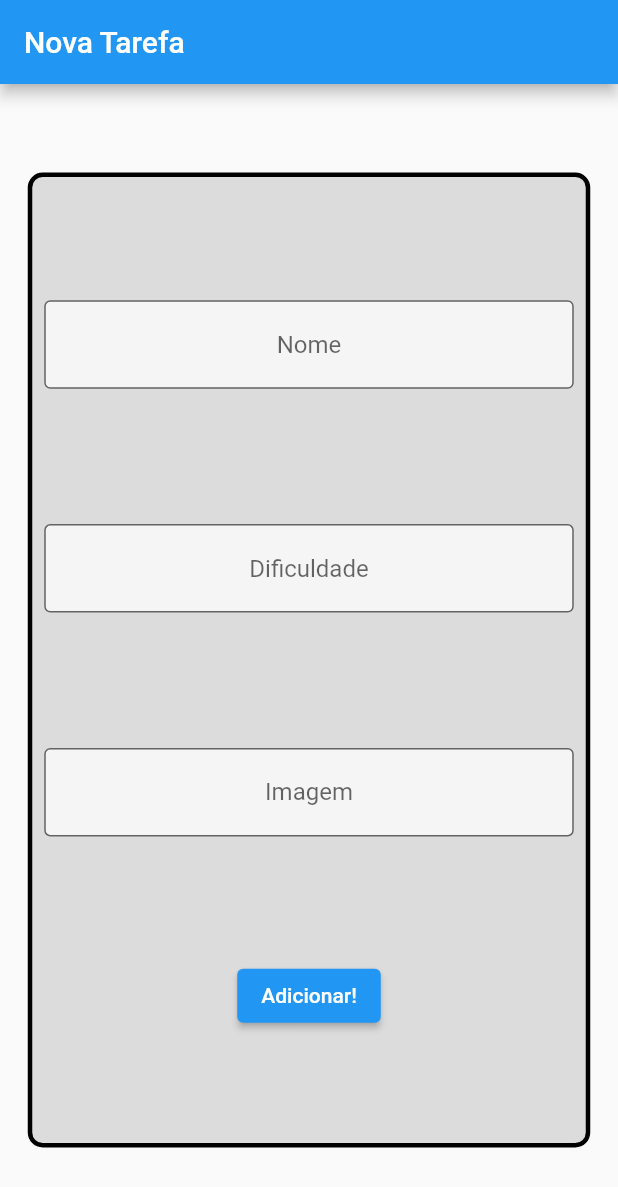
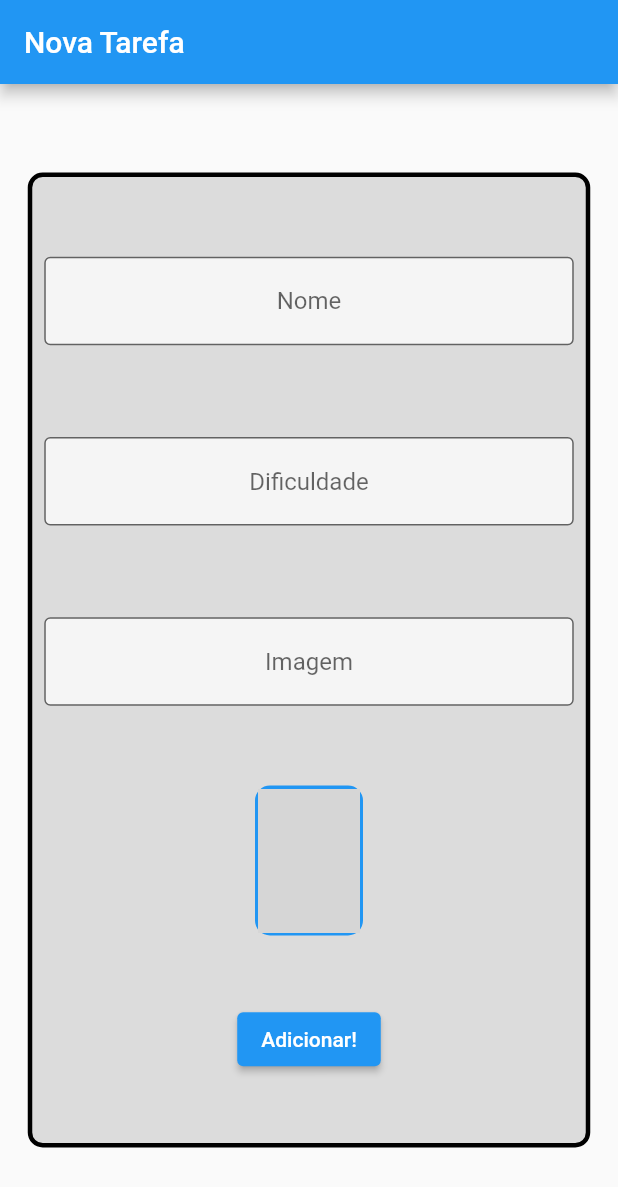
Before and after one commit to alura-cursos/alura_flutter_curso_2, a Flutter app: the screen it shows after launch, on a phone screen of 412 x 824 dp. Shown: the top 1187 px of the screen. Run offline on Flutter 3.47's test engine with Material 2 defaults, Android fonts, the phone set to English and light mode, and no system bars; network calls fail; grey boxes are pictures that could not be loaded.

Commit message:
Aula 1.5

```diff
--- a/lib/screens/form_screen.dart
+++ b/lib/screens/form_screen.dart
@@ -71,7 +71,23 @@ class _FormScreenState extends State<FormScreen> {
                   ),
                 ),
               ),
+              Container(
+                height: 100,
+                width: 72,
+                decoration: BoxDecoration(
+                  color: Colors.blue,
+                  borderRadius: BorderRadius.circular(10),
+                  border: Border.all(width: 2, color: Colors.blue),
+                ),
+                child: ClipRRect(
+                  borderRadius: BorderRadius.circular(10),
+                  child: Image.network(
+                    imageController.text,
 
+                    fit: BoxFit.cover,
+                  ),
+                ),
+              ),
               ElevatedButton(
                 onPressed: () {
                   print(nameController.text);
```
